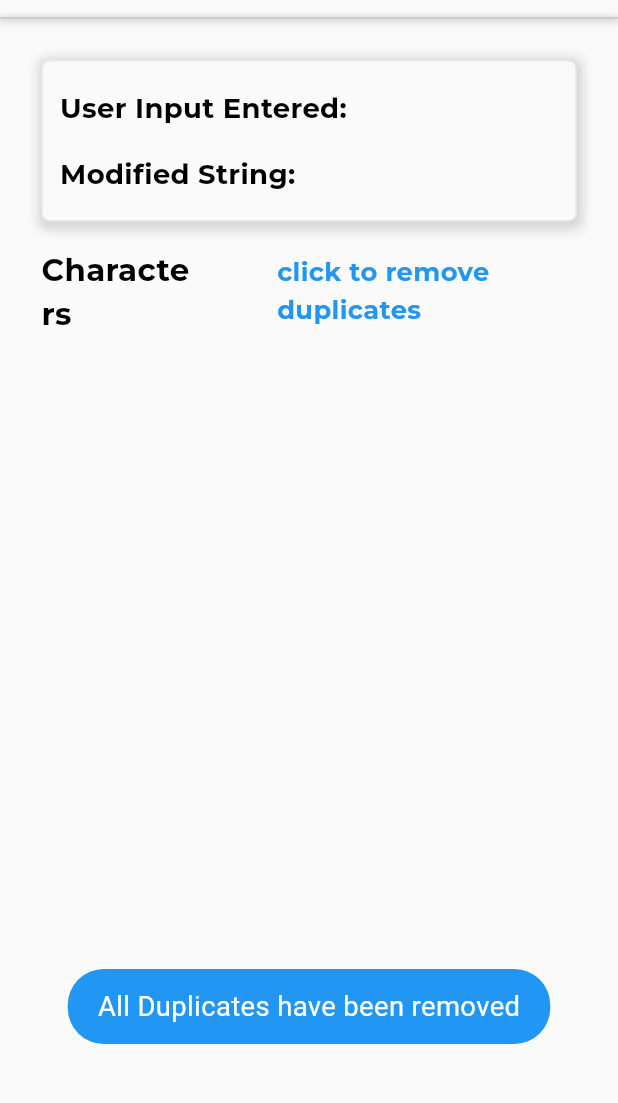
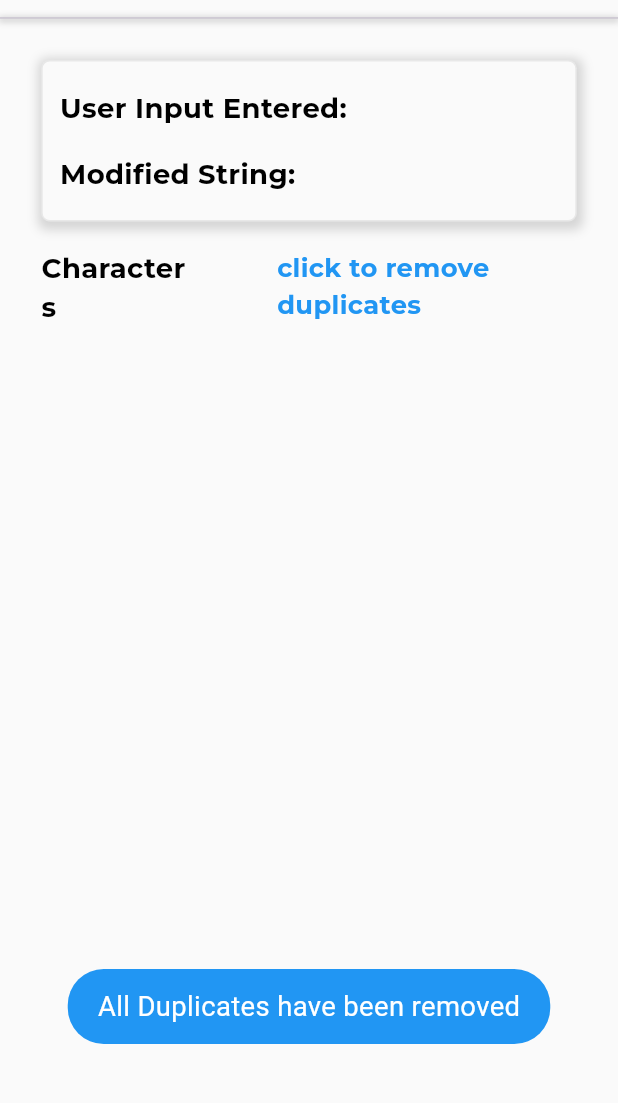
Before and after one commit to OLADISEA/Duplic-Eraser, a Flutter app: the RemoveDuplicate screen opened directly with empty values, on a phone screen of 412 x 824 dp, the part 96-1199 px from its top. Run offline on Flutter 3.47's test engine with Material 3 defaults, Android fonts, the light colour scheme and no system bars; our stand-ins replace audioplayers, flutter_bloc, flutter_screenutil, fluttertoast, isar; accounts and stored records are empty; generated files the repository leaves out were written again; project files that could hold a hidden picture were left out.

Commit message:
Made some adjustments

```diff
--- a/lib/components/widgets/widget.dart
+++ b/lib/components/widgets/widget.dart
@@ -146,7 +146,7 @@ Widget informationText({required String userInput, required String modifiedStrin
           Expanded(
             child: reusableText(
                 text: "Characters",
-                fontSize: 18.sp,fontWeight: FontWeight.w600
+                fontSize: 16.sp,fontWeight: FontWeight.w600
             ),
           ),
           SizedBox(width: 50.w),
```
